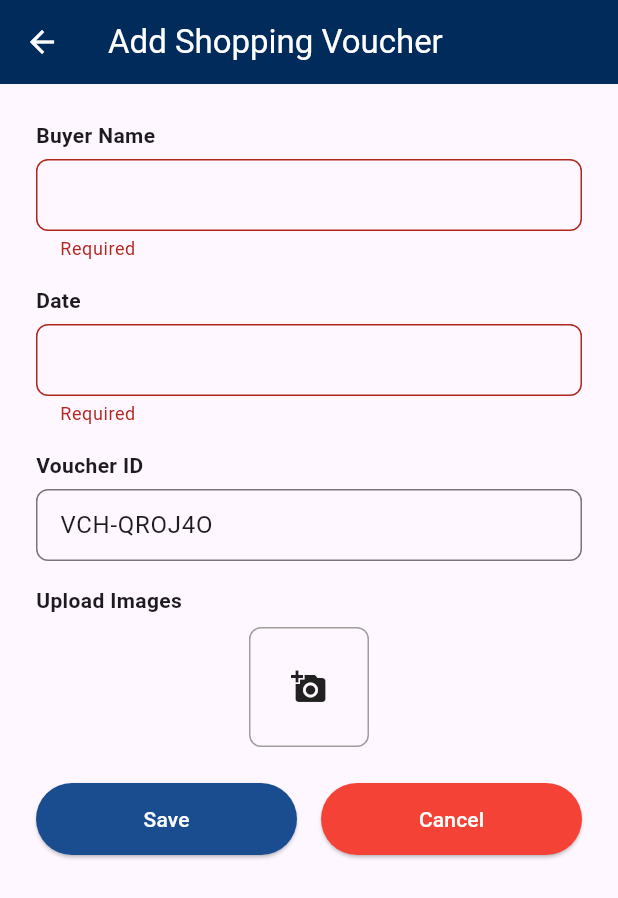
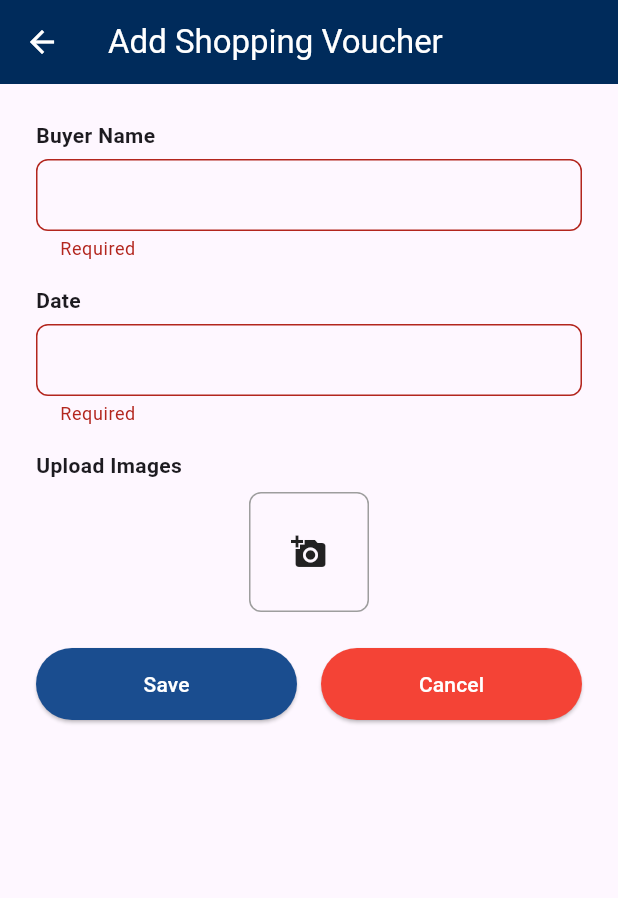
Before and after one commit to refath2024/Smart_mess, a Flutter app: the AdminAddShoppingScreen screen opened directly, after a tap on "Save", on a phone screen of 412 x 824 dp. Shown: the top 898 px of the screen. Run offline on Flutter 3.47's test engine with Material 3 defaults, Android fonts, the phone set to English and light mode, and no system bars; our stand-ins replace animated_splash_screen, cloud_firestore, firebase_auth, firebase_core, firebase_storage, image_picker and 3 more; accounts and stored records are empty.

```diff
--- a/lib/screens/admin/add_voucher.dart
+++ b/lib/screens/admin/add_voucher.dart
@@ -1,8 +1,8 @@
-import 'dart:math';
 import 'dart:io';
 
 import 'package:flutter/material.dart';
 import 'package:image_picker/image_picker.dart';
+import 'package:cloud_firestore/cloud_firestore.dart';
 
 class AdminAddShoppingScreen extends StatefulWidget {
   const AdminAddShoppingScreen({super.key});
@@ -13,23 +13,24 @@ class AdminAddShoppingScreen extends StatefulWidget {
 
 class _AdminAddShoppingScreenState extends State<AdminAddShoppingScreen> {
   final _formKey = GlobalKey<FormState>();
+  final FirebaseFirestore _firestore = FirebaseFirestore.instance;
 
   final TextEditingController _buyerController = TextEditingController();
   final TextEditingController _dateController = TextEditingController();
-  final TextEditingController _voucherIdController = TextEditingController();
 
   List<XFile> _images = [];
+  bool _isLoading = false;
 
   @override
   void initState() {
     super.initState();
-    _voucherIdController.text = _generateVoucherId();
   }
 
-  String _generateVoucherId() {
-    const chars = 'ABCDEFGHIJKLMNOPQRSTUVWXYZ0123456789';
-    final rnd = Random();
-    return 'VCH-${List.generate(6, (index) => chars[rnd.nextInt(chars.length)]).join()}';
+  @override
+  void dispose() {
+    _buyerController.dispose();
+    _dateController.dispose();
+    super.dispose();
   }
 
   Future<void> _pickImages() async {
@@ -43,12 +44,39 @@ class _AdminAddShoppingScreenState extends State<AdminAddShoppingScreen> {
     }
   }
 
-  void _save() {
+  Future<void> _save() async {
     if (_formKey.currentState!.validate()) {
+      setState(() {
+        _isLoading = true;
+      });
+
+      try {
+        // Add voucher to Firestore (Firebase will auto-generate the document ID)
+        await _firestore.collection('voucher').add({
+          'buyer': _buyerController.text.trim(),
+          'date': _dateController.text.trim(),
+          'created_at': FieldValue.serverTimestamp(),
+        });
+
+        if (mounted) {
           ScaffoldMessenger.of(context).showSnackBar(
             const SnackBar(content: Text("Voucher added successfully")),
           );
-      Navigator.pop(context);
+          Navigator.pop(context, true); // Return true to indicate success
+        }
+      } catch (e) {
+        if (mounted) {
+          ScaffoldMessenger.of(context).showSnackBar(
+            SnackBar(content: Text("Error adding voucher: $e")),
+          );
+        }
+      } finally {
+        if (mounted) {
+          setState(() {
+            _isLoading = false;
+          });
+        }
+      }
     }
   }
 
@@ -136,11 +164,6 @@ class _AdminAddShoppingScreenState extends State<AdminAddShoppingScreen> {
                     }
                   },
                 ),
-                _buildTextField(
-                  "Voucher ID",
-                  _voucherIdController,
-                  readOnly: true,
-                ),
 
                 // Image picker section
                 const Align(
@@ -186,12 +209,21 @@ class _AdminAddShoppingScreenState extends State<AdminAddShoppingScreen> {
                   children: [
                     Expanded(
                       child: ElevatedButton(
-                        onPressed: _save,
+                        onPressed: _isLoading ? null : _save,
                         style: ElevatedButton.styleFrom(
                           backgroundColor: const Color(0xFF1A4D8F),
                           padding: const EdgeInsets.symmetric(vertical: 14),
                         ),
-                        child: const Text(
+                        child: _isLoading
+                            ? const SizedBox(
+                                height: 20,
+                                width: 20,
+                                child: CircularProgressIndicator(
+                                  valueColor: AlwaysStoppedAnimation<Color>(Colors.white),
+                                  strokeWidth: 2,
+                                ),
+                              )
+                            : const Text(
                                 "Save",
                                 style: TextStyle(color: Colors.white),
                               ),
@@ -200,7 +232,7 @@ class _AdminAddShoppingScreenState extends State<AdminAddShoppingScreen> {
                     const SizedBox(width: 16),
                     Expanded(
                       child: ElevatedButton(
-                        onPressed: _cancel,
+                        onPressed: _isLoading ? null : _cancel,
                         style: ElevatedButton.styleFrom(
                           backgroundColor: Colors.red,
                           padding: const EdgeInsets.symmetric(vertical: 14),
```
Also changed, not shown: lib/screens/admin/admin_voucher_screen.dart (+142 -42 lines). Lines whose indentation alone changed are shown as unchanged.
